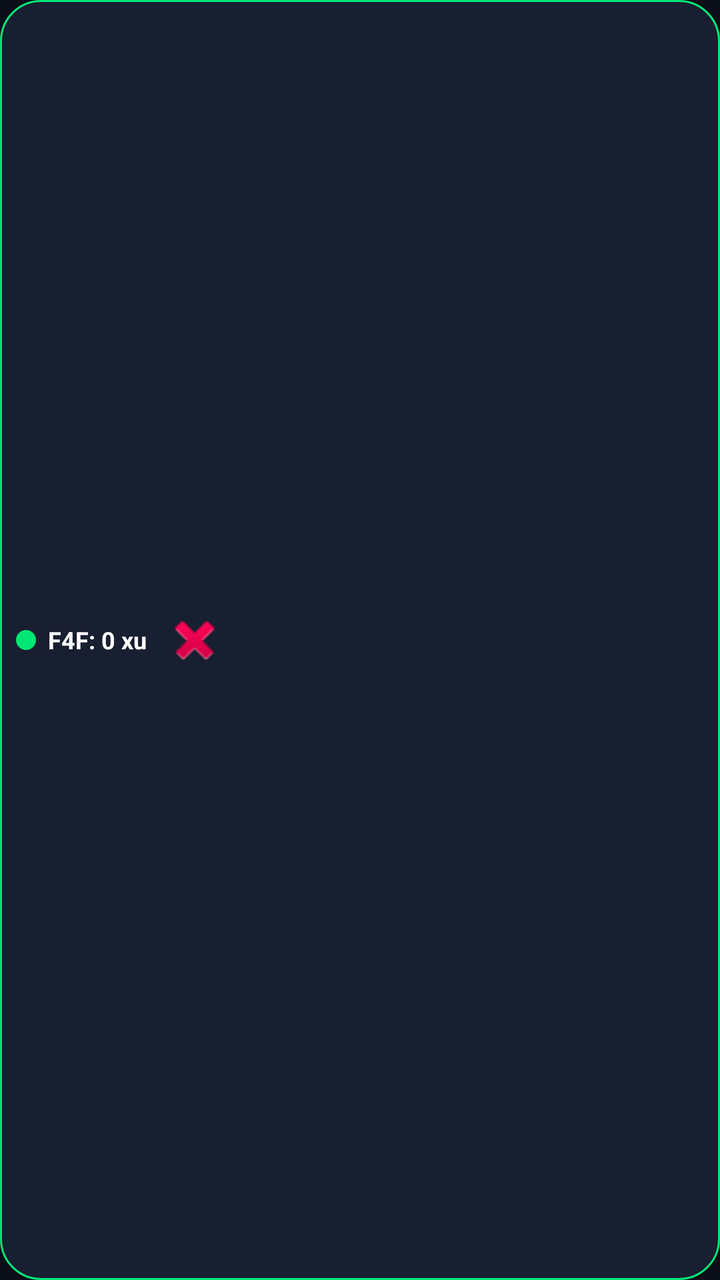
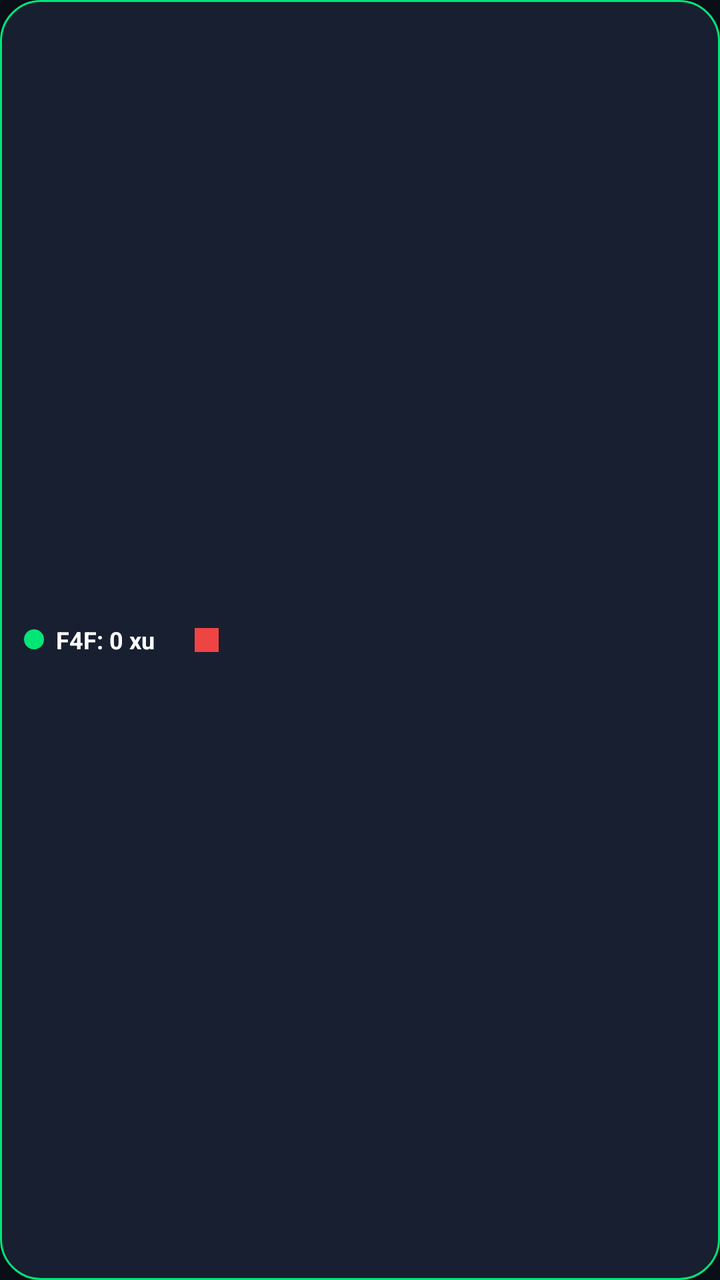

Before-and-after screenshots of an Android layout around one commit, followed by the original layout XML and the change that was made.
<!-- AndroidManifest.xml: application theme Theme.F4FAutoRunner -->
<!-- res/layout/layout_floating_widget.xml -->
<?xml version="1.0" encoding="utf-8"?>
<LinearLayout xmlns:android="http://schemas.android.com/apk/res/android"
    android:id="@+id/root_floating"
    android:layout_width="wrap_content"
    android:layout_height="wrap_content"
    android:background="@drawable/bg_floating_card"
    android:elevation="8dp"
    android:gravity="center_vertical"
    android:orientation="horizontal"
    android:padding="8dp">

    <TextView
        android:id="@+id/tv_floating_badge"
        android:layout_width="10dp"
        android:layout_height="10dp"
        android:layout_marginEnd="6dp"
        android:background="@drawable/circle_green" />

    <TextView
        android:id="@+id/tv_floating_status"
        android:layout_width="wrap_content"
        android:layout_height="wrap_content"
        android:text="F4F: 0 xu"
        android:textColor="#FFFFFF"
        android:textSize="12sp"
        android:textStyle="bold" />

    <ImageButton
        android:id="@+id/btn_floating_stop"
        android:layout_width="32dp"
        android:layout_height="32dp"
        android:layout_marginStart="8dp"
        android:background="?attr/selectableItemBackgroundBorderless"
        android:src="@android:drawable/ic_delete"
        android:contentDescription="Stop" />

</LinearLayout>
<!-- resources referenced by this layout -->
<resources>
  <!-- drawable bg_floating_card (drawable) -->
  <?xml version="1.0" encoding="utf-8"?>
  <shape xmlns:android="http://schemas.android.com/apk/res/android"
      android:shape="rectangle">
      <solid android:color="#E61A2234" />
      <corners android:radius="20dp" />
      <stroke android:width="1dp" android:color="#00E676" />
  </shape>
  <!-- drawable circle_green (drawable) -->
  <?xml version="1.0" encoding="utf-8"?>
  <shape xmlns:android="http://schemas.android.com/apk/res/android"
      android:shape="oval">
      <solid android:color="#00E676" />
  </shape>
  <style name="Theme.F4FAutoRunner" parent="Theme.MaterialComponents.DayNight.NoActionBar">
          <item name="colorPrimary">@color/primary_neon</item>
          <item name="colorPrimaryVariant">@color/cyan_neon</item>
          <item name="colorOnPrimary">#000000</item>
          <item name="android:windowBackground">@color/bg_dark</item>
          <item name="android:statusBarColor">@color/bg_dark</item>
      </style>
  <color name="primary_neon">#00E676</color>
  <color name="cyan_neon">#00E5FF</color>
  <color name="bg_dark">#0A0E17</color>
</resources>

<!-- the commit's change to res/layout/layout_floating_widget.xml (unified diff, before → after) -->
@@ -7,31 +7,43 @@
     android:elevation="8dp"
     android:gravity="center_vertical"
     android:orientation="horizontal"
-    android:padding="8dp">
+    android:padding="6dp">
 
-    <TextView
-        android:id="@+id/tv_floating_badge"
-        android:layout_width="10dp"
-        android:layout_height="10dp"
-        android:layout_marginEnd="6dp"
-        android:background="@drawable/circle_green" />
-
-    <TextView
-        android:id="@+id/tv_floating_status"
+    
+    <LinearLayout
+        android:id="@+id/drag_area"
         android:layout_width="wrap_content"
         android:layout_height="wrap_content"
-        android:text="F4F: 0 xu"
-        android:textColor="#FFFFFF"
-        android:textSize="12sp"
-        android:textStyle="bold" />
+        android:gravity="center_vertical"
+        android:orientation="horizontal"
+        android:paddingStart="6dp"
+        android:paddingEnd="6dp">
 
+        <TextView
+            android:id="@+id/tv_floating_badge"
+            android:layout_width="10dp"
+            android:layout_height="10dp"
+            android:layout_marginEnd="6dp"
+            android:background="@drawable/circle_green" />
+
+        <TextView
+            android:id="@+id/tv_floating_status"
+            android:layout_width="wrap_content"
+            android:layout_height="wrap_content"
+            android:text="F4F: 0 xu"
+            android:textColor="#FFFFFF"
+            android:textSize="12sp"
+            android:textStyle="bold" />
+    </LinearLayout>
+
+    
     <ImageButton
         android:id="@+id/btn_floating_stop"
-        android:layout_width="32dp"
-        android:layout_height="32dp"
-        android:layout_marginStart="8dp"
+        android:layout_width="28dp"
+        android:layout_height="28dp"
+        android:layout_marginStart="6dp"
         android:background="?attr/selectableItemBackgroundBorderless"
-        android:src="@android:drawable/ic_delete"
-        android:contentDescription="Stop" />
+        android:src="@drawable/ic_stop"
+        android:contentDescription="Stop Auto" />
 
 </LinearLayout>
<!-- resource entries referenced after the edit -->
@@ -14,6 +14,16 @@
       android:shape="oval">
       <solid android:color="#00E676" />
   </shape>
+  <!-- drawable ic_stop (drawable) -->
+  <vector xmlns:android="http://schemas.android.com/apk/res/android"
+      android:width="24dp"
+      android:height="24dp"
+      android:viewportWidth="24"
+      android:viewportHeight="24">
+      <path
+          android:fillColor="#EF4444"
+          android:pathData="M6,6h12v12H6z"/>
+  </vector>
   <style name="Theme.F4FAutoRunner" parent="Theme.MaterialComponents.DayNight.NoActionBar">
           <item name="colorPrimary">@color/primary_neon</item>
           <item name="colorPrimaryVariant">@color/cyan_neon</item>
